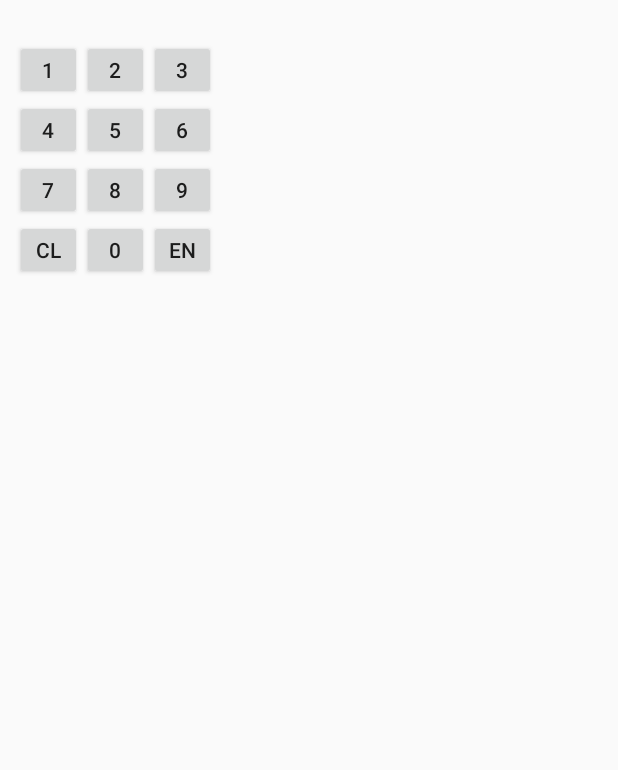
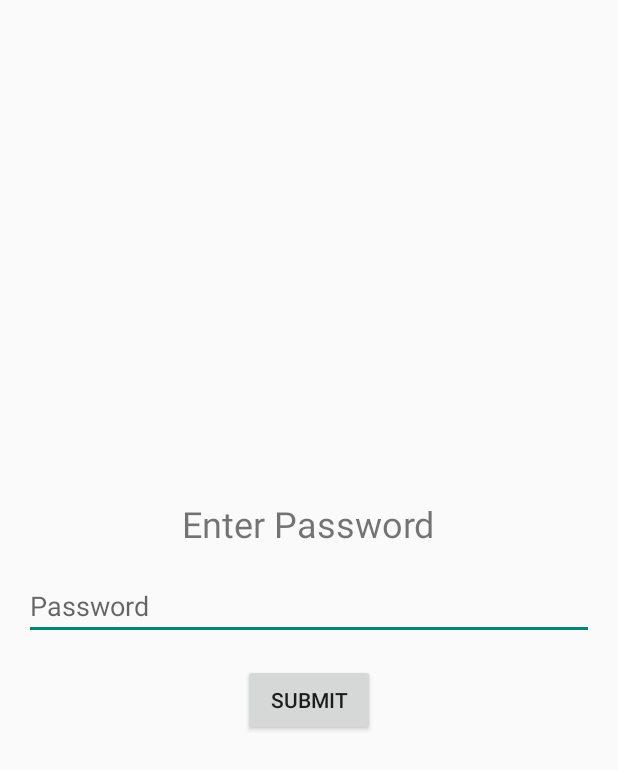
Before and after one commit to ctwhome/SmartPlay, an Android app: the PasswordActivity screen opened directly, with no data from a screen before it, on a phone screen of 412 x 824 dp. Shown: the top 770 px of the screen. Run offline under Robolectric (Android 15) with nearby library versions, the phone set to English and light mode, and no system bars.

Commit message:
Improve password input handling and UI in PasswordActivity

```diff
--- a/app/src/main/java/com/example/smartplay/PasswordActivity.kt
+++ b/app/src/main/java/com/example/smartplay/PasswordActivity.kt
@@ -1,16 +1,20 @@
 package com.example.smartplay
 
+import android.content.Context
 import android.content.Intent
 import android.os.Bundle
+import android.os.Handler
+import android.os.Looper
+import android.view.inputmethod.EditorInfo
+import android.view.inputmethod.InputMethodManager
 import android.widget.Button
-import android.widget.TextView
+import android.widget.EditText
+import android.widget.Toast
 import androidx.appcompat.app.AppCompatActivity
-
 
 class PasswordActivity : AppCompatActivity() {
 
-    private val correctPassword = "1234"
-    private var enteredPassword = ""
+    private val correctPassword = "2122"
 
     override fun onCreate(savedInstanceState: Bundle?) {
         super.onCreate(savedInstanceState)
@@ -18,40 +22,38 @@ class PasswordActivity : AppCompatActivity() {
 
         supportActionBar?.hide() // Hide the action bar
 
-        // Set up click listeners for all the buttons
-        val buttons = listOf(
-            findViewById<Button>(R.id.button0),
-            findViewById<Button>(R.id.button1),
-            findViewById<Button>(R.id.button2),
-            findViewById<Button>(R.id.button3),
-            findViewById<Button>(R.id.button4),
-            findViewById<Button>(R.id.button5),
-            findViewById<Button>(R.id.button6),
-            findViewById<Button>(R.id.button7),
-            findViewById<Button>(R.id.button8),
-            findViewById<Button>(R.id.button9)
-        )
+        val passwordInput = findViewById<EditText>(R.id.password_input)
+        val submitButton = findViewById<Button>(R.id.submit_button)
 
-        for (button in buttons) {
-            button.setOnClickListener {
-                // Append the number to the entered password
-                enteredPassword += button.text
-
-                // Update the TextView to reflect the entered password
-                findViewById<TextView>(R.id.password_text).text = enteredPassword
-
-                // If the entered password is correct, navigate to the main activity
-                if (enteredPassword == correctPassword) {
-                    val intent = Intent(this, SettingsActivity::class.java)
-                    startActivity(intent)
-                }
+        passwordInput.setOnEditorActionListener { _, actionId, _ ->
+            if (actionId == EditorInfo.IME_ACTION_DONE) {
+                checkPassword(passwordInput.text.toString())
+                true
+            } else {
+                false
             }
         }
 
-        // Set up the clear button
-        findViewById<Button>(R.id.button_clear).setOnClickListener {
-            enteredPassword = ""
-            findViewById<TextView>(R.id.password_text).text = enteredPassword
+        submitButton.setOnClickListener {
+            checkPassword(passwordInput.text.toString())
+        }
+
+        // Set focus to the password input and show the keyboard
+        passwordInput.requestFocus()
+        Handler(Looper.getMainLooper()).postDelayed({
+            val imm = getSystemService(Context.INPUT_METHOD_SERVICE) as InputMethodManager
+            imm.showSoftInput(passwordInput, InputMethodManager.SHOW_IMPLICIT)
+        }, 200)
+    }
+
+    private fun checkPassword(enteredPassword: String) {
+        if (enteredPassword == correctPassword) {
+            val intent = Intent(this, SettingsActivity::class.java)
+            startActivity(intent)
+            finish()
+        } else {
+            Toast.makeText(this, "Incorrect password", Toast.LENGTH_SHORT).show()
+            findViewById<EditText>(R.id.password_input).text.clear()
         }
     }
 }
--- a/app/src/main/res/layout/activity_password.xml
+++ b/app/src/main/res/layout/activity_password.xml
@@ -1,100 +1,34 @@
-<!-- activity_numpad.xml -->
+<?xml version="1.0" encoding="utf-8"?>
 <LinearLayout xmlns:android="http://schemas.android.com/apk/res/android"
     xmlns:tools="http://schemas.android.com/tools"
     android:layout_width="match_parent"
     android:layout_height="match_parent"
     android:orientation="vertical"
+    android:padding="16dp"
+    android:gravity="center"
     tools:context=".PasswordActivity">
 
     <TextView
-        android:id="@+id/password_text"
+        android:layout_width="wrap_content"
+        android:layout_height="wrap_content"
+        android:text="Enter Password"
+        android:textSize="24sp"
+        android:layout_marginBottom="16dp"/>
+
+    <EditText
+        android:id="@+id/password_input"
         android:layout_width="match_parent"
         android:layout_height="wrap_content"
-        android:gravity="center"
         android:inputType="numberPassword"
-        android:textSize="12sp" />
+        android:imeOptions="actionDone"
+        android:hint="Password"
+        android:maxLength="4"/>
 
-    <GridLayout
-        android:layout_width="match_parent"
-        android:layout_height="match_parent"
-        android:alignmentMode="alignMargins"
-        android:columnCount="3"
-        android:padding="10dp"
-        android:rowCount="4">
+    <Button
+        android:id="@+id/submit_button"
+        android:layout_width="wrap_content"
+        android:layout_height="wrap_content"
+        android:text="Submit"
+        android:layout_marginTop="16dp"/>
 
-        <!-- Add buttons for numbers 1-9 here -->
-        <Button
-            android:id="@+id/button1"
-            android:layout_width="20pt"
-            android:layout_height="18pt"
-            android:text="1" />
-
-        <Button
-            android:id="@+id/button2"
-            android:layout_width="20pt"
-            android:layout_height="18pt"
-            android:text="2" />
-
-        <Button
-            android:id="@+id/button3"
-            android:layout_width="20pt"
-            android:layout_height="18pt"
-            android:text="3" />
-
-        <Button
-            android:id="@+id/button4"
-            android:layout_width="20pt"
-            android:layout_height="18pt"
-            android:text="4" />
-
-        <Button
-            android:id="@+id/button5"
-            android:layout_width="20pt"
-            android:layout_height="18pt"
-            android:text="5" />
-
-        <Button
-            android:id="@+id/button6"
-            android:layout_width="20pt"
-            android:layout_height="18pt"
-            android:text="6" />
-
-        <Button
-            android:id="@+id/button7"
-            android:layout_width="20pt"
-            android:layout_height="18pt"
-            android:text="7" />
-
-        <Button
-            android:id="@+id/button8"
-            android:layout_width="20pt"
-            android:layout_height="18pt"
-            android:text="8" />
-
-        <Button
-            android:id="@+id/button9"
-            android:layout_width="20pt"
-            android:layout_height="18pt"
-            android:text="9" />
-
-        <!-- For the last row, you might want to add a clear button, a 0, and an enter button -->
-        <Button
-            android:id="@+id/button_clear"
-            android:layout_width="20pt"
-            android:layout_height="18pt"
-            android:text="Clear" />
-
-        <Button
-            android:id="@+id/button0"
-            android:layout_width="20pt"
-            android:layout_height="18pt"
-            android:text="0" />
-
-        <Button
-            android:id="@+id/button_enter"
-            android:layout_width="20pt"
-            android:layout_height="18pt"
-            android:text="Enter" />
-
-    </GridLayout>
 </LinearLayout>
```
